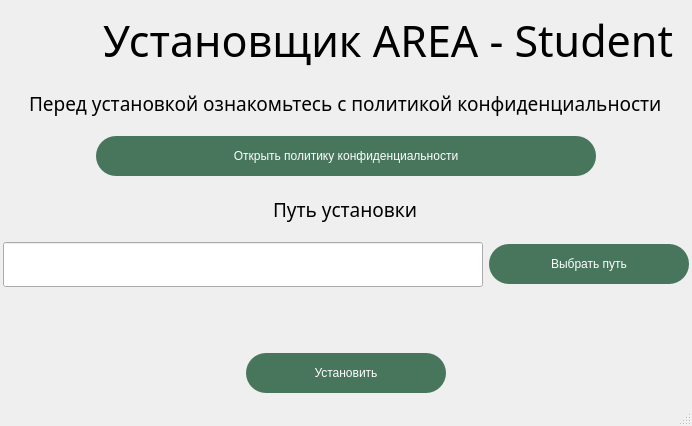
AREA-team/Student-Setup, file ui.ui: the form before one commit.
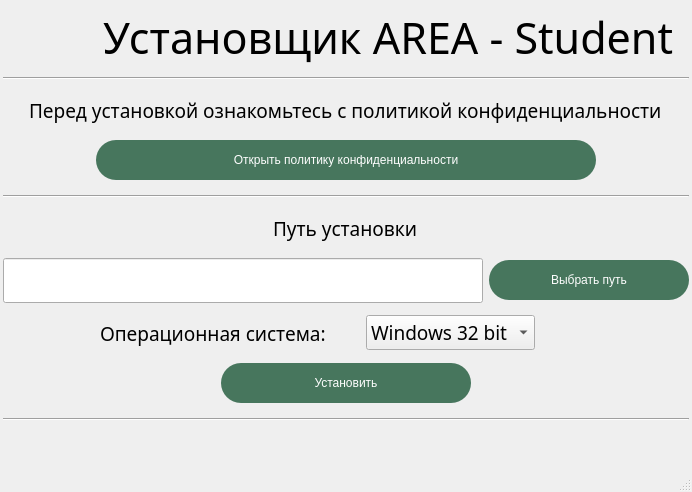
The form after the commit. Icons and pictures are not drawn.

Diff of the .ui file:
```diff
--- a/ui.ui
+++ b/ui.ui
@@ -7,7 +7,7 @@
     <x>0</x>
     <y>0</y>
     <width>692</width>
-    <height>426</height>
+    <height>492</height>
    </rect>
   </property>
   <property name="windowTitle">
@@ -81,6 +81,29 @@
       </item>
      </layout>
     </item>
+    <item>
+     <spacer name="verticalSpacer_2">
+      <property name="orientation">
+       <enum>Qt::Vertical</enum>
+      </property>
+      <property name="sizeType">
+       <enum>QSizePolicy::Fixed</enum>
+      </property>
+      <property name="sizeHint" stdset="0">
+       <size>
+        <width>20</width>
+        <height>5</height>
+       </size>
+      </property>
+     </spacer>
+    </item>
+    <item>
+     <widget class="Line" name="line_2">
+      <property name="orientation">
+       <enum>Qt::Horizontal</enum>
+      </property>
+     </widget>
+    </item>
     <item alignment="Qt::AlignHCenter">
      <widget class="QLabel" name="label_2">
       <property name="sizePolicy">
@@ -138,6 +161,29 @@
       </property>
      </widget>
     </item>
+    <item>
+     <spacer name="verticalSpacer">
+      <property name="orientation">
+       <enum>Qt::Vertical</enum>
+      </property>
+      <property name="sizeType">
+       <enum>QSizePolicy::Fixed</enum>
+      </property>
+      <property name="sizeHint" stdset="0">
+       <size>
+        <width>20</width>
+        <height>10</height>
+       </size>
+      </property>
+     </spacer>
+    </item>
+    <item>
+     <widget class="Line" name="line">
+      <property name="orientation">
+       <enum>Qt::Horizontal</enum>
+      </property>
+     </widget>
+    </item>
     <item alignment="Qt::AlignHCenter">
      <widget class="QLabel" name="label_3">
       <property name="sizePolicy">
@@ -226,6 +272,129 @@
       </item>
      </layout>
     </item>
+    <item>
+     <layout class="QHBoxLayout" name="horizontalLayout_4">
+      <item alignment="Qt::AlignRight">
+       <widget class="QLabel" name="label_4">
+        <property name="sizePolicy">
+         <sizepolicy hsizetype="Preferred" vsizetype="Fixed">
+          <horstretch>0</horstretch>
+          <verstretch>0</verstretch>
+         </sizepolicy>
+        </property>
+        <property name="minimumSize">
+         <size>
+          <width>0</width>
+          <height>50</height>
+         </size>
+        </property>
+        <property name="font">
+         <font>
+          <family>IBM Plex Sans</family>
+          <pointsize>14</pointsize>
+          <weight>50</weight>
+          <bold>false</bold>
+         </font>
+        </property>
+        <property name="text">
+         <string>Операционная система:</string>
+        </property>
+       </widget>
+      </item>
+      <item>
+       <spacer name="horizontalSpacer">
+        <property name="orientation">
+         <enum>Qt::Horizontal</enum>
+        </property>
+        <property name="sizeType">
+         <enum>QSizePolicy::Fixed</enum>
+        </property>
+        <property name="sizeHint" stdset="0">
+         <size>
+          <width>40</width>
+          <height>20</height>
+         </size>
+        </property>
+       </spacer>
+      </item>
+      <item alignment="Qt::AlignLeft">
+       <widget class="QComboBox" name="system">
+        <property name="font">
+         <font>
+          <family>IBM Plex Sans</family>
+          <pointsize>14</pointsize>
+         </font>
+        </property>
+        <property name="frame">
+         <bool>true</bool>
+        </property>
+        <item>
+         <property name="text">
+          <string>Windows 32 bit</string>
+         </property>
+        </item>
+        <item>
+         <property name="text">
+          <string>Windows 64 bit</string>
+         </property>
+        </item>
+       </widget>
+      </item>
+     </layout>
+    </item>
+    <item alignment="Qt::AlignHCenter">
+     <widget class="QPushButton" name="install_btn">
+      <property name="sizePolicy">
+       <sizepolicy hsizetype="Preferred" vsizetype="Fixed">
+        <horstretch>0</horstretch>
+        <verstretch>0</verstretch>
+       </sizepolicy>
+      </property>
+      <property name="minimumSize">
+       <size>
+        <width>250</width>
+        <height>40</height>
+       </size>
+      </property>
+      <property name="styleSheet">
+       <string notr="true">QPushButton {
+background-color: rgb(71, 118, 93);
+color: rgb(254, 254, 254);
+border-radius: 20px;
+font: 57 14pt &quot;IBM Plex Sans&quot;;
+}</string>
+      </property>
+      <property name="text">
+       <string>Установить</string>
+      </property>
+      <property name="autoDefault">
+       <bool>false</bool>
+      </property>
+     </widget>
+    </item>
+    <item>
+     <spacer name="verticalSpacer_3">
+      <property name="orientation">
+       <enum>Qt::Vertical</enum>
+      </property>
+      <property name="sizeType">
+       <enum>QSizePolicy::Fixed</enum>
+      </property>
+      <property name="sizeHint" stdset="0">
+       <size>
+        <width>20</width>
+        <height>10</height>
+       </size>
+      </property>
+     </spacer>
+    </item>
+    <item>
+     <widget class="Line" name="line_3">
+      <property name="orientation">
+       <enum>Qt::Horizontal</enum>
+      </property>
+     </widget>
+    </item>
     <item>
      <widget class="QLabel" name="state_name">
       <property name="sizePolicy">
@@ -237,7 +406,7 @@
       <property name="minimumSize">
        <size>
         <width>100</width>
-        <height>50</height>
+        <height>30</height>
        </size>
       </property>
       <property name="font">
@@ -254,36 +423,6 @@
       </property>
      </widget>
     </item>
-    <item alignment="Qt::AlignHCenter">
-     <widget class="QPushButton" name="install_btn">
-      <property name="sizePolicy">
-       <sizepolicy hsizetype="Preferred" vsizetype="Fixed">
-        <horstretch>0</horstretch>
-        <verstretch>0</verstretch>
-       </sizepolicy>
-      </property>
-      <property name="minimumSize">
-       <size>
-        <width>200</width>
-        <height>40</height>
-       </size>
-      </property>
-      <property name="styleSheet">
-       <string notr="true">QPushButton {
-background-color: rgb(71, 118, 93);
-color: rgb(254, 254, 254);
-border-radius: 20px;
-font: 57 14pt &quot;IBM Plex Sans&quot;;
-}</string>
-      </property>
-      <property name="text">
-       <string>Установить</string>
-      </property>
-      <property name="autoDefault">
-       <bool>false</bool>
-      </property>
-     </widget>
-    </item>
    </layout>
   </widget>
   <widget class="QMenuBar" name="menubar">
```
